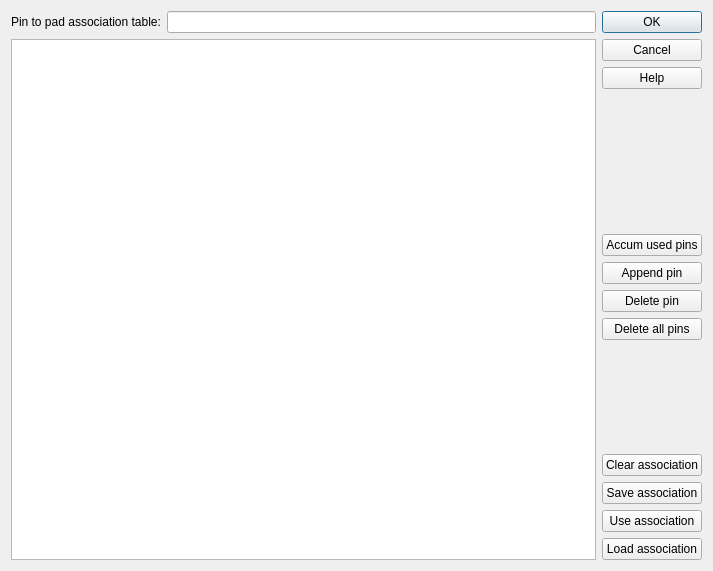
Above: src/windows/SdDPads.ui from usiksan/SaliCAD before the change. Below: the same form after it.
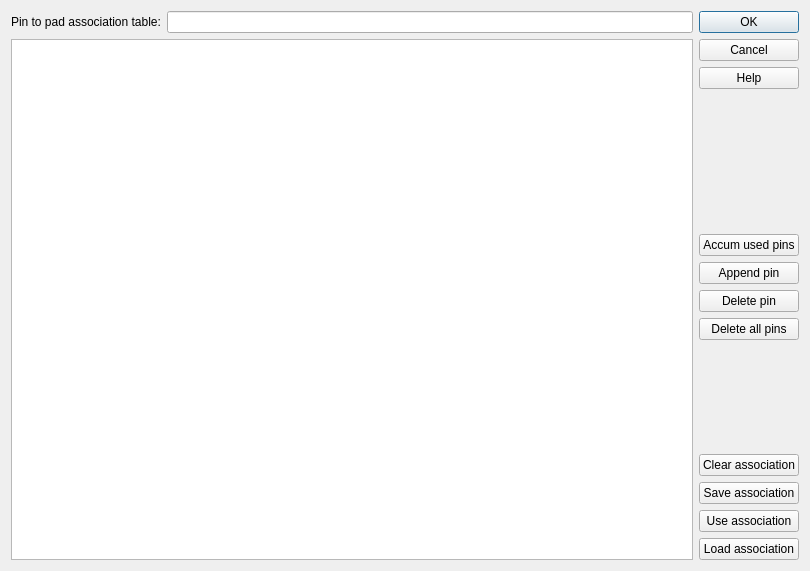
That is the form after the change.

What changed in the file:
```diff
--- a/src/windows/SdDPads.ui
+++ b/src/windows/SdDPads.ui
@@ -6,7 +6,7 @@
    <rect>
     <x>0</x>
     <y>0</y>
-    <width>713</width>
+    <width>810</width>
     <height>571</height>
    </rect>
   </property>
```
